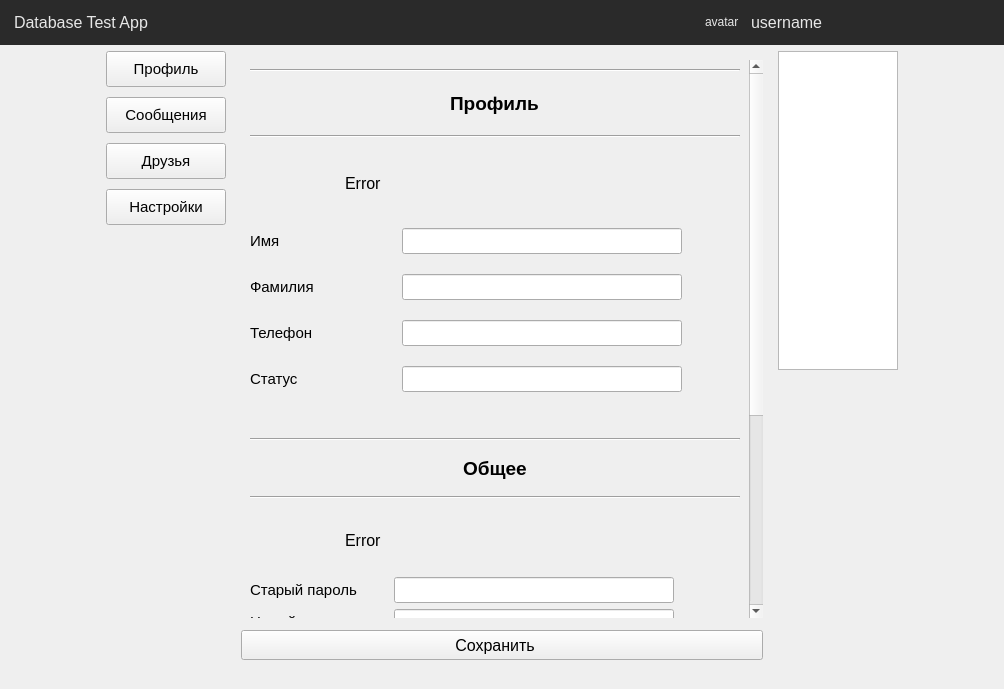
First picture: the form in ui/mainwindow.ui, repository Korostast/chat-database-project, before the edit.
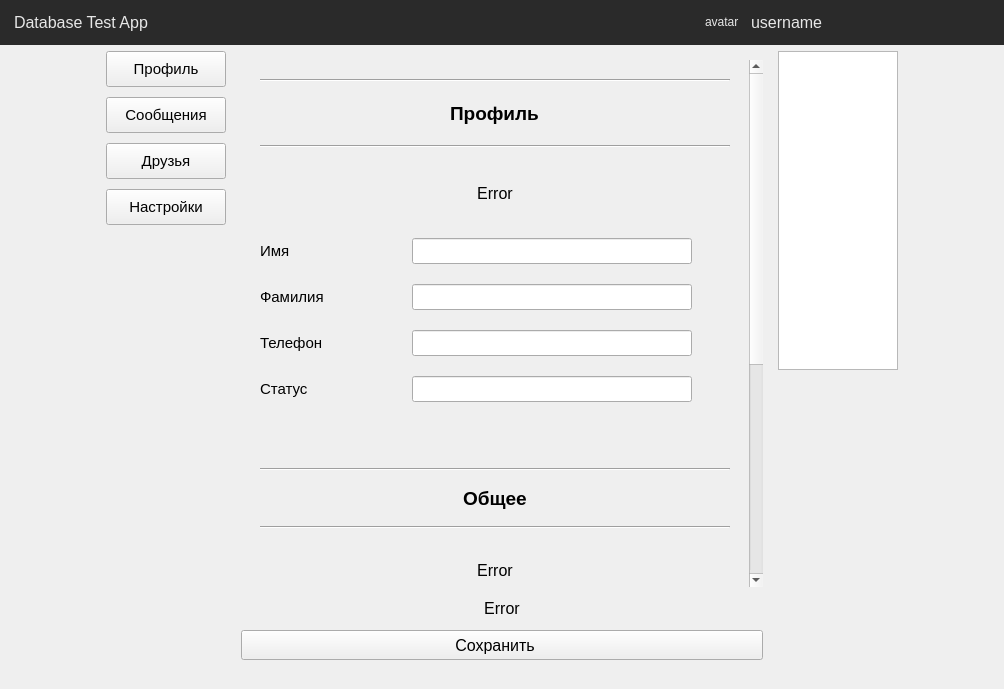
Second picture: the form after the edit. Icons and pictures are not drawn. Custom widgets are drawn as their Qt base class.

The edit to the form file:
```diff
--- a/ui/mainwindow.ui
+++ b/ui/mainwindow.ui
@@ -1799,9 +1799,9 @@
                  <property name="geometry">
                   <rect>
                    <x>0</x>
-                   <y>0</y>
+                   <y>-44</y>
                    <width>505</width>
-                   <height>916</height>
+                   <height>956</height>
                   </rect>
                  </property>
                  <layout class="QVBoxLayout" name="verticalLayout_4">
@@ -1827,16 +1827,16 @@
                       <number>20</number>
                      </property>
                      <property name="leftMargin">
-                      <number>0</number>
+                      <number>10</number>
                      </property>
                      <property name="topMargin">
-                      <number>0</number>
+                      <number>10</number>
                      </property>
                      <property name="rightMargin">
-                      <number>0</number>
+                      <number>10</number>
                      </property>
                      <property name="bottomMargin">
-                      <number>0</number>
+                      <number>10</number>
                      </property>
                      <item>
                       <widget class="Line" name="line_2">
@@ -1893,6 +1893,9 @@
                        <property name="text">
                         <string>Error</string>
                        </property>
+                       <property name="alignment">
+                        <set>Qt::AlignCenter</set>
+                       </property>
                        <property name="wordWrap">
                         <bool>true</bool>
                        </property>
@@ -2223,16 +2226,16 @@
                       <number>16</number>
                      </property>
                      <property name="leftMargin">
-                      <number>0</number>
+                      <number>10</number>
                      </property>
                      <property name="topMargin">
-                      <number>0</number>
+                      <number>10</number>
                      </property>
                      <property name="rightMargin">
-                      <number>0</number>
+                      <number>10</number>
                      </property>
                      <property name="bottomMargin">
-                      <number>0</number>
+                      <number>10</number>
                      </property>
                      <item>
                       <widget class="Line" name="line_5">
@@ -2294,6 +2297,9 @@
                          <property name="text">
                           <string>Error</string>
                          </property>
+                         <property name="alignment">
+                          <set>Qt::AlignCenter</set>
+                         </property>
                          <property name="wordWrap">
                           <bool>true</bool>
                          </property>
@@ -2680,6 +2686,21 @@
                 </widget>
                </widget>
               </item>
+              <item alignment="Qt::AlignBottom">
+               <widget class="QLabel" name="settings_save_label">
+                <property name="font">
+                 <font>
+                  <pointsize>12</pointsize>
+                 </font>
+                </property>
+                <property name="text">
+                 <string>Error</string>
+                </property>
+                <property name="alignment">
+                 <set>Qt::AlignCenter</set>
+                </property>
+               </widget>
+              </item>
               <item>
                <widget class="QPushButton" name="settings_save_button">
                 <property name="minimumSize">
```
Left out of the diff: 11 changed lines with no effect on the pictures.
